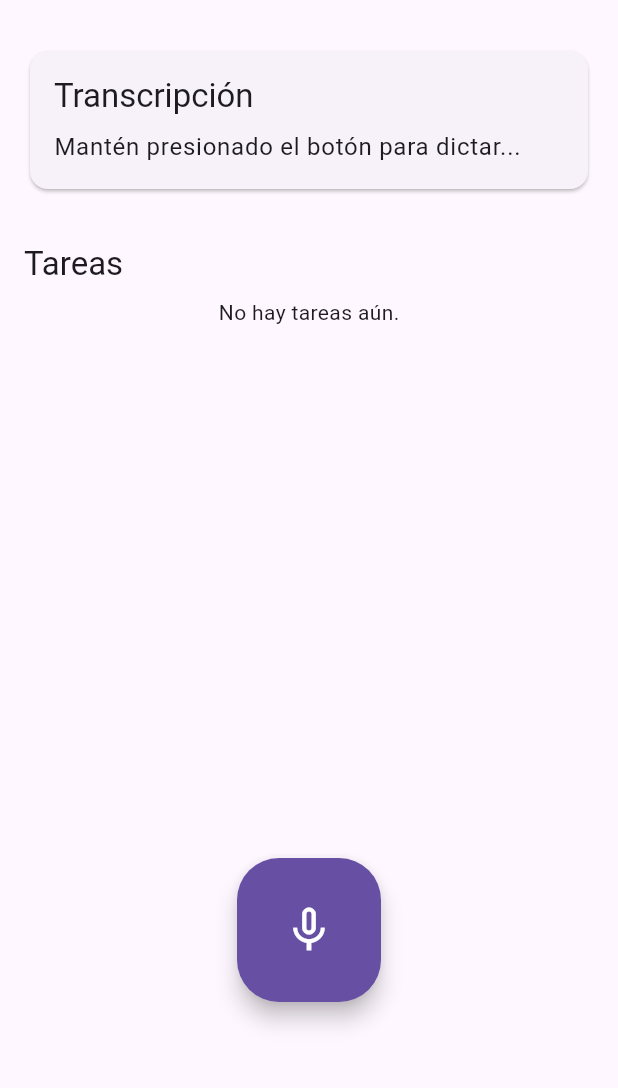
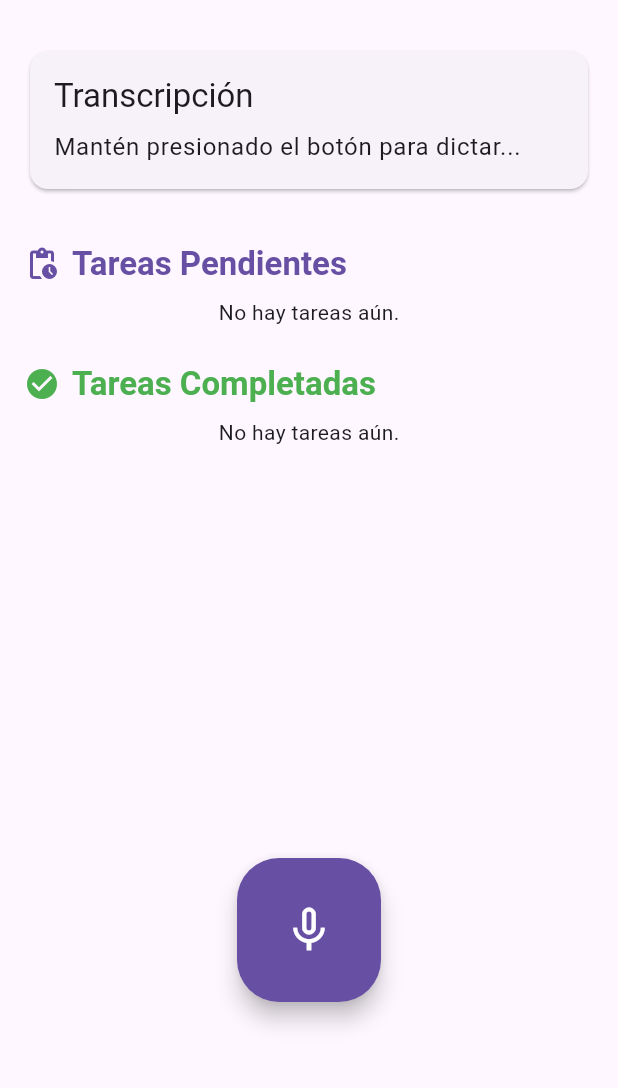
Before and after one commit to jbeltrano/Proyecto_Teo_info, a Flutter app: the screen it shows after launch, on a phone screen of 412 x 824 dp, the part 63-1151 px from its top. Run offline on Flutter 3.47's test engine with Material 3 defaults, Android fonts, the phone set to English and light mode, and no system bars; our stand-ins replace flutter_dotenv, permission_handler, speech_to_text.

Commit message:
modificaicon del prompt y interfaz mas dinamica

```diff
--- a/lib/features/tasks/data/models/task.dart
+++ b/lib/features/tasks/data/models/task.dart
@@ -3,8 +3,15 @@ class Task {
   final String title;
   final String? notes;
   final DateTime? dueDate;
+  final bool isCompleted;
 
-  Task({required this.id, required this.title, this.notes, this.dueDate});
+  Task({
+    required this.id,
+    required this.title,
+    this.notes,
+    this.dueDate,
+    this.isCompleted = false,
+  });
 
   factory Task.fromJson(Map<String, dynamic> json) => Task(
     id:
@@ -15,6 +22,7 @@ class Task {
     dueDate: json['due_date'] != null
         ? DateTime.tryParse(json['due_date'])
         : null,
+    isCompleted: json['is_completed'] as bool? ?? false,
   );
 
   Map<String, dynamic> toJson() => {
@@ -22,5 +30,22 @@ class Task {
     'title': title,
     'notes': notes,
     'due_date': dueDate?.toIso8601String(),
+    'is_completed': isCompleted,
   };
+
+  Task copyWith({
+    String? id,
+    String? title,
+    String? notes,
+    DateTime? dueDate,
+    bool? isCompleted,
+  }) {
+    return Task(
+      id: id ?? this.id,
+      title: title ?? this.title,
+      notes: notes ?? this.notes,
+      dueDate: dueDate ?? this.dueDate,
+      isCompleted: isCompleted ?? this.isCompleted,
+    );
+  }
 }
--- a/lib/features/tasks/presentation/pages/tasks_page.dart
+++ b/lib/features/tasks/presentation/pages/tasks_page.dart
@@ -76,6 +76,27 @@ class _TasksPageState extends State<TasksPage> {
     setState(() => _status = 'Mantén presionado para hablar');
   }
 
+  Widget _buildSectionHeader(
+    ThemeData theme,
+    String title,
+    IconData icon,
+    Color color,
+  ) {
+    return Row(
+      children: [
+        Icon(icon, color: color, size: 24),
+        const SizedBox(width: 8),
+        Text(
+          title,
+          style: theme.textTheme.titleLarge?.copyWith(
+            color: color,
+            fontWeight: FontWeight.bold,
+          ),
+        ),
+      ],
+    );
+  }
+
   @override
   void dispose() {
     _speech.cancel();
@@ -135,9 +156,37 @@ class _TasksPageState extends State<TasksPage> {
                   const SizedBox(height: 16),
                   if (ctrl?.isLoading ?? false) const LinearProgressIndicator(),
                   const SizedBox(height: 8),
-                  Text('Tareas', style: theme.textTheme.titleLarge),
+
+                  // Sección de Tareas Pendientes
+                  _buildSectionHeader(
+                    theme,
+                    'Tareas Pendientes',
+                    Icons.pending_actions,
+                    theme.colorScheme.primary,
+                  ),
                   const SizedBox(height: 8),
-                  TaskList(tasks: ctrl?.tasks ?? const []),
+                  TaskList(
+                    tasks: (ctrl?.tasks ?? const [])
+                        .where((task) => !task.isCompleted)
+                        .toList(),
+                  ),
+
+                  const SizedBox(height: 24),
+
+                  // Sección de Tareas Completadas
+                  _buildSectionHeader(
+                    theme,
+                    'Tareas Completadas',
+                    Icons.check_circle,
+                    Colors.green,
+                  ),
+                  const SizedBox(height: 8),
+                  TaskList(
+                    tasks: (ctrl?.tasks ?? const [])
+                        .where((task) => task.isCompleted)
+                        .toList(),
+                  ),
+
                   if (ctrl?.error != null) ...[
                     const SizedBox(height: 12),
                     Text(
```
Also changed, not shown: lib/features/tasks/data/ai/ai_client.dart (+13 -3 lines), lib/features/tasks/presentation/controllers/task_controller.dart (+17 -0 lines), lib/features/tasks/presentation/widgets/task_list.dart (+23 -2 lines).
